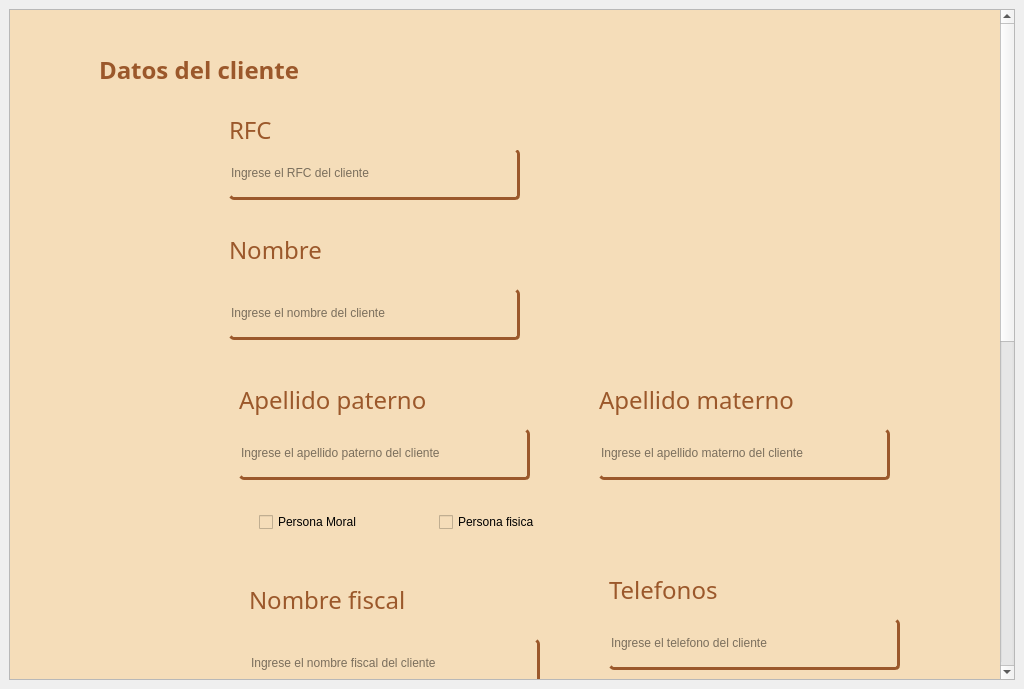
Old version of the form gui/registro_cliente.ui in the repository asp-laboratories/BookingRoom_Software.
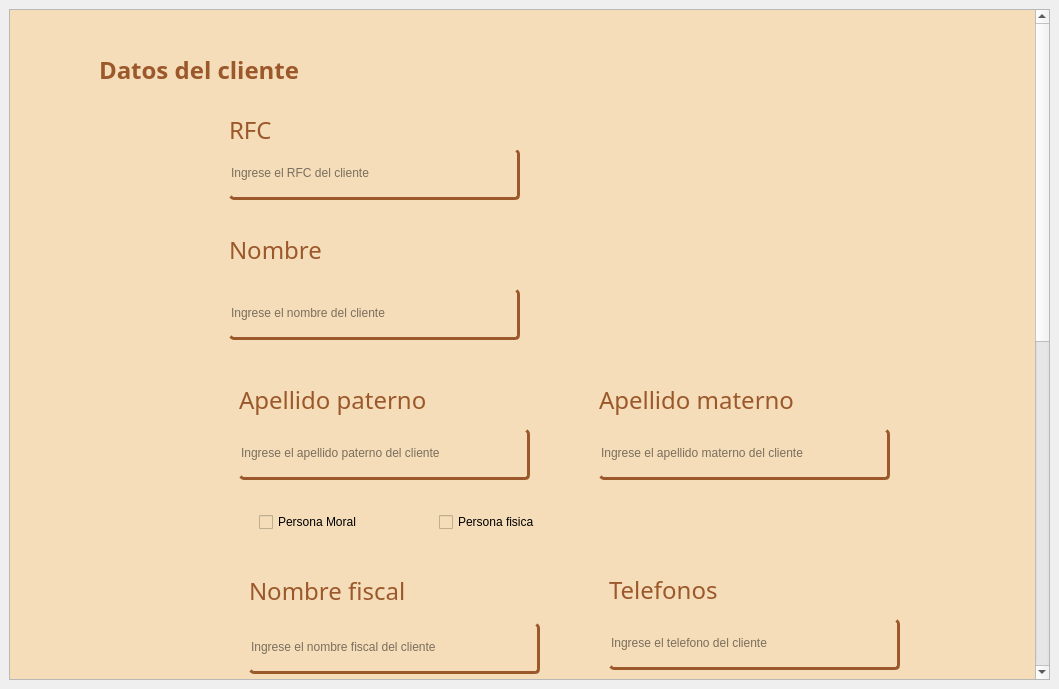
New version of the form.

Commit message: feat(gui): Ajustes a la pantalla de cliente

What changed in the file:
```diff
--- a/gui/registro_cliente.ui
+++ b/gui/registro_cliente.ui
@@ -6,7 +6,7 @@
    <rect>
     <x>0</x>
     <y>0</y>
-    <width>1024</width>
+    <width>1059</width>
     <height>689</height>
    </rect>
   </property>
@@ -24,8 +24,8 @@
        <property name="geometry">
         <rect>
          <x>0</x>
-         <y>0</y>
-         <width>1016</width>
+         <y>-309</y>
+         <width>1051</width>
          <height>1350</height>
         </rect>
        </property>
@@ -67,7 +67,7 @@
            <property name="geometry">
             <rect>
              <x>230</x>
-             <y>620</y>
+             <y>604</y>
              <width>291</width>
              <height>51</height>
             </rect>
@@ -682,7 +682,7 @@
            <property name="geometry">
             <rect>
              <x>230</x>
-             <y>560</y>
+             <y>551</y>
              <width>291</width>
              <height>41</height>
             </rect>
```
Left out of the diff: 49 changed lines with no effect on the pictures. The commit also changes 2 other files.
